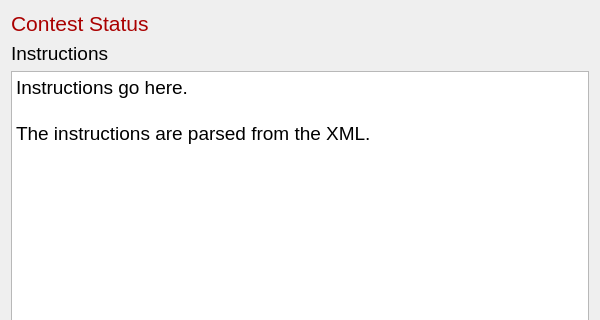
Before: the Qt Designer form src/client/welcome.ui in trigger-happy/Cerberus, drawn with Qt 5; both pictures show x 0 to 600 and y 0 to 320 of the 600 by 600 pixel window.
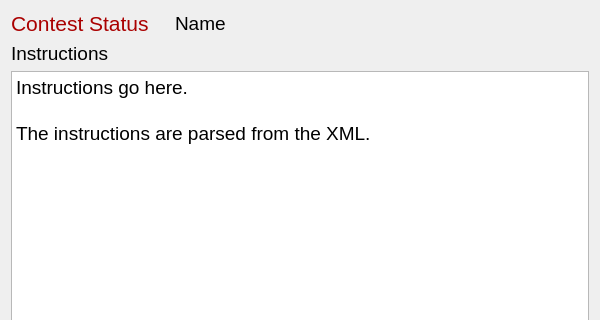
After: the same form once the commit is applied.

Commit message: Dialogs now display username.

Diff of the .ui file:
```diff
--- a/src/client/welcome.ui
+++ b/src/client/welcome.ui
@@ -34,11 +34,17 @@
   <property name="modal">
    <bool>false</bool>
   </property>
-  <layout class="QVBoxLayout" name="verticalLayout_2">
-   <item>
     <layout class="QVBoxLayout" name="verticalLayout">
      <item>
+    <layout class="QHBoxLayout" name="horizontalLayout">
+     <item>
       <widget class="QLabel" name="status_lbl">
+       <property name="sizePolicy">
+        <sizepolicy hsizetype="Fixed" vsizetype="Preferred">
+         <horstretch>0</horstretch>
+         <verstretch>0</verstretch>
+        </sizepolicy>
+       </property>
        <property name="palette">
         <palette>
          <active>
@@ -87,6 +93,54 @@
       </widget>
      </item>
      <item>
+      <spacer name="horizontalSpacer">
+       <property name="orientation">
+        <enum>Qt::Horizontal</enum>
+       </property>
+       <property name="sizeType">
+        <enum>QSizePolicy::Fixed</enum>
+       </property>
+       <property name="sizeHint" stdset="0">
+        <size>
+         <width>20</width>
+         <height>10</height>
+        </size>
+       </property>
+      </spacer>
+     </item>
+     <item>
+      <widget class="QLabel" name="name_lbl">
+       <property name="font">
+        <font>
+         <pointsize>14</pointsize>
+        </font>
+       </property>
+       <property name="text">
+        <string>Name</string>
+       </property>
+      </widget>
+     </item>
+     <item>
+      <widget class="QLabel" name="time_lbl">
+       <property name="sizePolicy">
+        <sizepolicy hsizetype="Fixed" vsizetype="Preferred">
+         <horstretch>0</horstretch>
+         <verstretch>0</verstretch>
+        </sizepolicy>
+       </property>
+       <property name="font">
+        <font>
+         <pointsize>14</pointsize>
+        </font>
+       </property>
+       <property name="text">
+        <string/>
+       </property>
+      </widget>
+     </item>
+    </layout>
+   </item>
+   <item>
       <widget class="QLabel" name="instruction_lbl">
        <property name="font">
         <font>
@@ -135,8 +189,6 @@
         <string>Start</string>
        </property>
       </widget>
-     </item>
-    </layout>
    </item>
   </layout>
  </widget>
```
Lines whose indentation alone changed are shown as unchanged. The commit also changes 5 other files.
